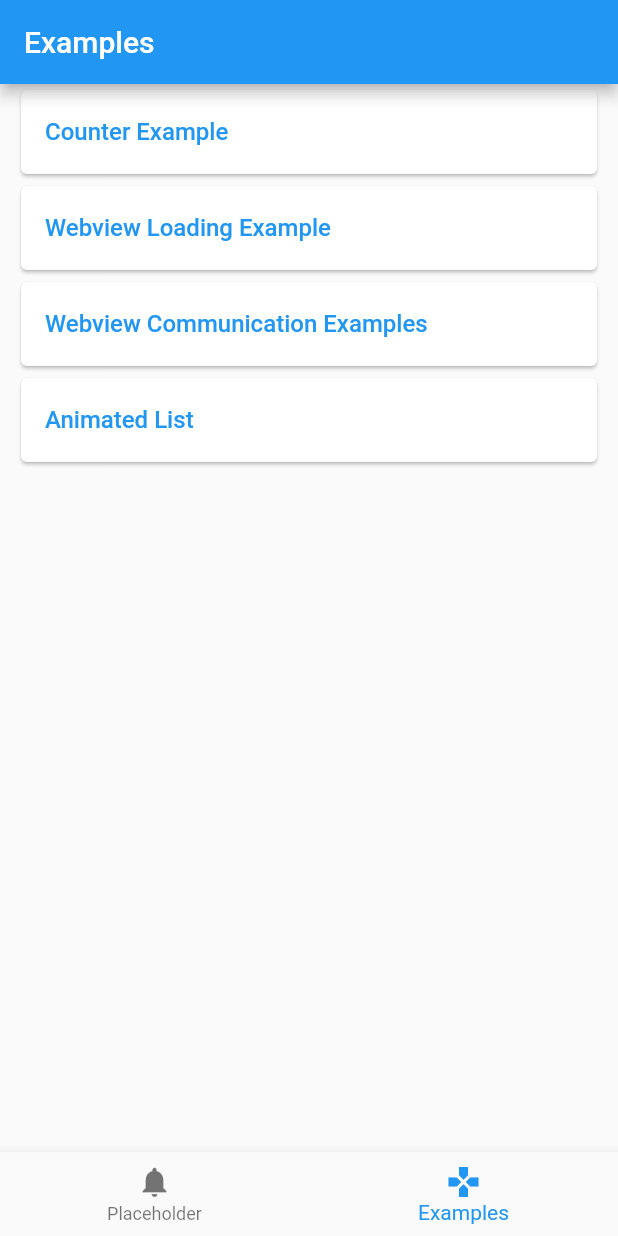
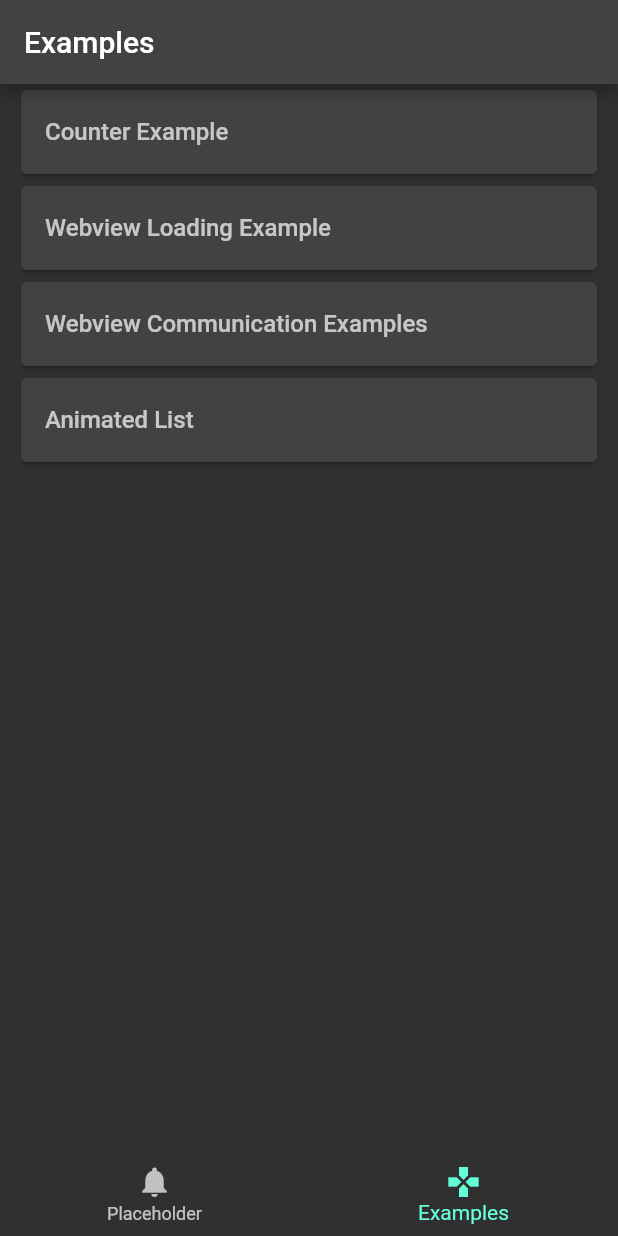
Before and after one commit to gd46/flutter-examples, a Flutter app: the screen it shows after launch, item 2 of the bottom bar chosen, on a phone screen of 412 x 824 dp. Run offline on Flutter 3.47's test engine with Material 2 defaults, Android fonts, the phone set to English and light mode, and no system bars; our stand-ins replace bloc, flutter_bloc, webview_flutter.

Commit message:
setup dark mode for webview

```diff
--- a/lib/main.dart
+++ b/lib/main.dart
@@ -22,18 +22,9 @@ class MyApp extends StatelessWidget {
   Widget build(BuildContext context) {
     return MaterialApp(
       title: 'Flutter Demo',
-      theme: ThemeData(
-        // This is the theme of your application.
-        //
-        // Try running your application with "flutter run". You'll see the
-        // application has a blue toolbar. Then, without quitting the app, try
-        // changing the primarySwatch below to Colors.green and then invoke
-        // "hot reload" (press "r" in the console where you ran "flutter run",
-        // or simply save your changes to "hot reload" in a Flutter IDE).
-        // Notice that the counter didn't reset back to zero; the application
-        // is not restarted.
-        primarySwatch: Colors.blue,
-      ),
+      theme: ThemeData.light(),
+      darkTheme: ThemeData.dark(),
+      themeMode: ThemeMode.dark,
       routes: {
         Routes.webviewLoading: (BuildContext context) =>
             const WebViewLoadingExamplePage(),
--- a/lib/pages/examples/examples_page.dart
+++ b/lib/pages/examples/examples_page.dart
@@ -21,8 +21,9 @@ class _ExamplesPageState extends State<ExamplesPage> {
               child: ListTile(
                 title: Text(
                   _exampleCardData.title,
-                  style: const TextStyle(
-                      fontWeight: FontWeight.w500, color: Colors.blue),
+                  style: TextStyle(
+                      fontWeight: FontWeight.w500,
+                      color: Theme.of(context).textTheme.headline1!.color),
                 ),
                 onTap: () async {
                   await Navigator.pushNamed(context, _exampleCardData.route);
```
Also changed, not shown: lib/pages/webview/webview_communication_example_page.dart (+13 -0 lines), lib/shared/extensions/color_extensions.dart (added, +7 -0 lines), lib/theme/webview_theme.dart (added, +31 -0 lines).
